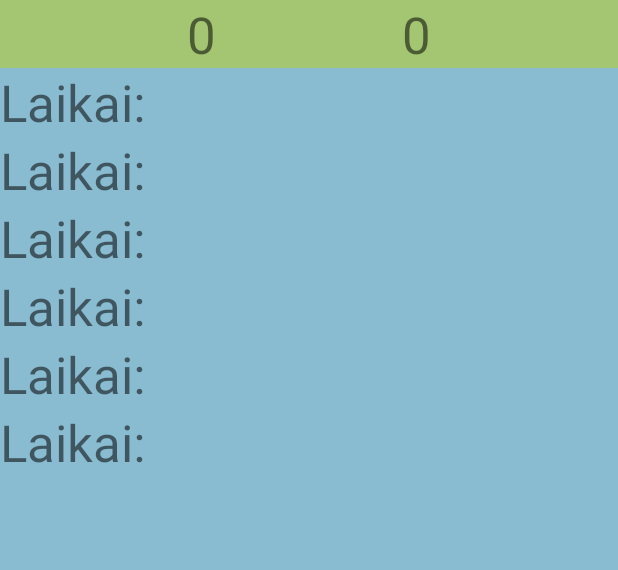
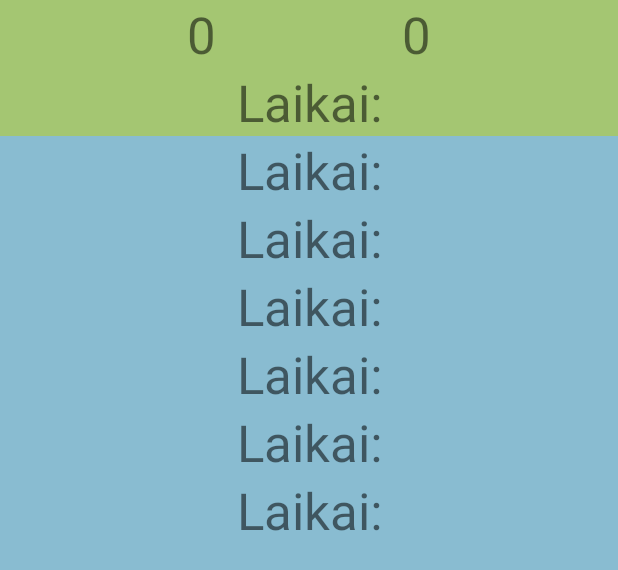
Before and after one commit to EmiKrav/FishingGame, an Android app built with Jetpack Compose: the layout fragment_history.xml on its own in the app's theme, with its tools: preview values and no code run, on a phone screen of 412 x 824 dp. Shown: the top 570 px of the screen. Run offline under Robolectric (Android 15) with nearby library versions, the phone set to English and light mode, and no system bars.

```diff
--- a/app/src/main/res/layout/fragment_history.xml
+++ b/app/src/main/res/layout/fragment_history.xml
@@ -13,7 +13,7 @@
         android:layout_height="wrap_content"
         android:text="@string/pinigai"
         android:textSize="34sp"
-        app:layout_constraintBottom_toTopOf="@+id/Kiekis"
+        app:layout_constraintBottom_toTopOf="@+id/Laikai"
         app:layout_constraintEnd_toStartOf="@+id/Kiekis"
         app:layout_constraintHorizontal_bias="0.0"
         app:layout_constraintStart_toStartOf="parent"
@@ -26,10 +26,23 @@
         android:layout_height="wrap_content"
         android:text="@string/Kiekis"
         android:textSize="34sp"
+        app:layout_constraintBottom_toTopOf="@+id/Laikai"
+        app:layout_constraintEnd_toEndOf="parent"
+        app:layout_constraintStart_toEndOf="@+id/Pinigai"
+        app:layout_constraintTop_toTopOf="parent"
+        app:layout_constraintVertical_bias="0.0" />
+
+    <TextView
+        android:id="@+id/Laikai"
+        android:layout_width="wrap_content"
+        android:layout_height="wrap_content"
+        android:text="@string/laikai"
+        android:textSize="34sp"
         app:layout_constraintBottom_toTopOf="@+id/Recy"
         app:layout_constraintEnd_toEndOf="parent"
-        app:layout_constraintStart_toEndOf="@+id/Pinigai"
-        app:layout_constraintTop_toTopOf="parent" />
+        app:layout_constraintStart_toStartOf="parent"
+        app:layout_constraintTop_toTopOf="parent"
+        app:layout_constraintVertical_bias="0.0" />
 
     <androidx.recyclerview.widget.RecyclerView
         android:id="@+id/Recy"
@@ -38,9 +51,9 @@
         android:background="#89BCD1"
         app:layout_constraintBottom_toBottomOf="parent"
         app:layout_constraintEnd_toEndOf="parent"
-        app:layout_constraintHorizontal_bias="0.5"
         app:layout_constraintStart_toStartOf="parent"
-        app:layout_constraintTop_toBottomOf="@+id/Kiekis"
+        app:layout_constraintTop_toBottomOf="@+id/Laikai"
         tools:itemCount="12"
         tools:listitem="@layout/item_history" />
+
 </androidx.constraintlayout.widget.ConstraintLayout>
--- a/app/src/main/res/layout/item_history.xml
+++ b/app/src/main/res/layout/item_history.xml
@@ -12,7 +12,6 @@
         android:textSize="34sp"
         app:layout_constraintBottom_toBottomOf="parent"
         app:layout_constraintEnd_toEndOf="parent"
-        app:layout_constraintHorizontal_bias="0.0"
         app:layout_constraintStart_toStartOf="parent"
         app:layout_constraintTop_toTopOf="parent"
         app:layout_constraintVertical_bias="0.0" />
```
Also changed, not shown: app/src/main/java/com/example/fishinggame/FishFragment.kt (+17 -38 lines), app/src/main/java/com/example/fishinggame/HistoryFragment.kt (+8 -8 lines).
